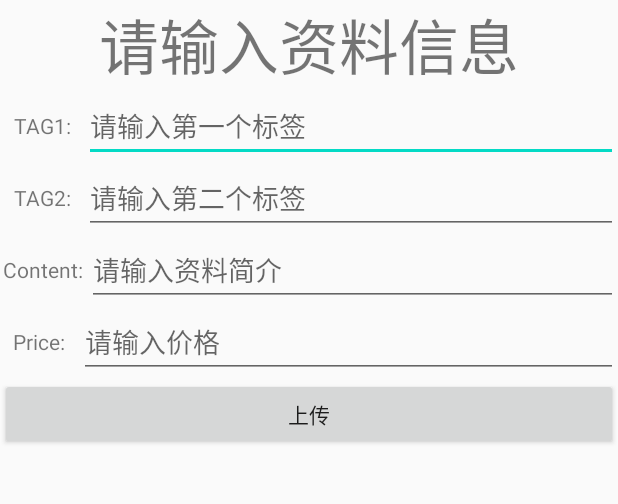
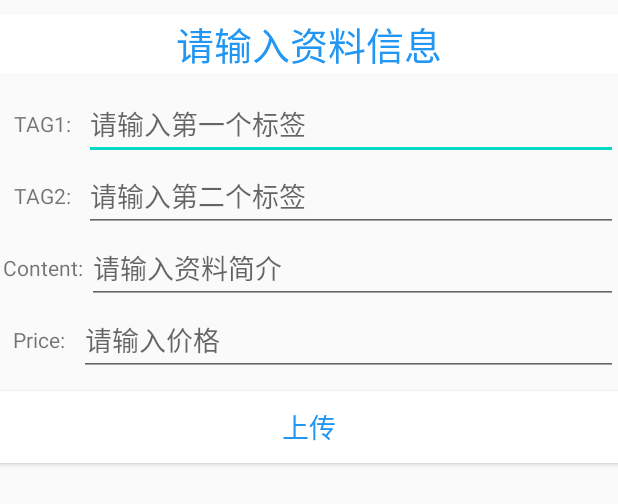
Before and after one commit to linxueni/studyfield, an Android app: the layout activity_use_data_1.xml on its own in the app's theme, with its tools: preview values and no code run, on a phone screen of 412 x 824 dp. Shown: the top 504 px of the screen. Run offline under Robolectric (Android 15) with nearby library versions, the phone set to English and light mode, and no system bars.

Commit message:
新加入string

```diff
--- a/app/src/main/res/layout/activity_app_detail.xml
+++ b/app/src/main/res/layout/activity_app_detail.xml
@@ -38,7 +38,7 @@
         android:layout_height="wrap_content"
         android:gravity="center"
         android:orientation="vertical"
-        android:text="点击下载"
+        android:text="@string/downl"
         android:textColor="#03A9F4"
         android:textSize="13sp"
         app:layout_constraintBottom_toBottomOf="parent"
@@ -63,7 +63,7 @@
             android:layout_height="wrap_content"
             android:layout_weight="1"
             android:textSize="20sp"
-            android:text="本资料由学领域官方搜集、提供，请勿用作商业用途" />
+            android:text="@string/nobusiness" />
 
         <ImageView
             android:id="@+id/imageView2"
--- a/app/src/main/res/layout/activity_data.xml
+++ b/app/src/main/res/layout/activity_data.xml
@@ -15,14 +15,14 @@
             android:layout_width="match_parent"
             app:layout_marginLeftPercent="0%"
             android:iconifiedByDefault="false"
-            android:queryHint="请输入关键字"
+            android:queryHint="@string/inputkey"
             />
 
         <TextView
             android:id="@+id/app"
             android:clickable="true"
             android:onClick="onApp"
-            android:text="官方资料库"
+            android:text="@string/app"
             android:textColor="#2196F3"
             android:textSize="15sp"
             app:layout_heightPercent="10%"
@@ -33,7 +33,7 @@
         <TextView
             android:id="@+id/user"
             android:clickable="true"
-            android:text="用户上传资料"
+            android:text="@string/user"
             android:textColor="#202122"
             android:textSize="15sp"
             app:layout_heightPercent="10%"
--- a/app/src/main/res/layout/activity_use_data_1.xml
+++ b/app/src/main/res/layout/activity_use_data_1.xml
@@ -5,13 +5,19 @@
     android:layout_width="match_parent"
     android:layout_height="match_parent"
     tools:context=".Use_data_1"
-    android:orientation="vertical"><TextView
+    android:orientation="vertical">
+
+    <TextView
         android:id="@+id/textView1"
         android:layout_width="match_parent"
         android:layout_height="wrap_content"
-        android:text="请输入资料信息"
+        android:background="#FFFFFF"
         android:gravity="center"
-        android:textSize="40sp"/>
+        android:text="@string/inputdata"
+        android:textColor="#2196F3"
+        android:layout_marginTop="10dp"
+        android:layout_marginBottom="10dp"
+        android:textSize="25sp" />
     <LinearLayout
         android:layout_width="match_parent"
         android:layout_height="wrap_content"
@@ -23,7 +29,7 @@
             android:layout_height="match_parent"
             android:layout_weight="1"
             android:gravity="center"
-            android:text="TAG1:" />
+            android:text="@string/tag1" />
 
         <EditText
             android:id="@+id/editText5"
@@ -31,7 +37,7 @@
             android:layout_height="wrap_content"
             android:layout_weight="8"
             android:ems="10"
-android:hint="请输入第一个标签"/>
+android:hint="@string/inputtag1"/>
     </LinearLayout>
 
     <LinearLayout
@@ -46,7 +52,7 @@ android:hint="请输入第一个标签"/>
             android:layout_height="match_parent"
             android:layout_weight="1"
             android:gravity="center"
-            android:text="TAG2:"/>
+            android:text="@string/tag2"/>
 
         <EditText
             android:id="@+id/editText2"
@@ -54,7 +60,7 @@ android:hint="请输入第一个标签"/>
             android:layout_height="wrap_content"
             android:layout_weight="8"
             android:ems="10"
-            android:hint="请输入第二个标签" />
+            android:hint="@string/inputtag2" />
     </LinearLayout>
 
     <LinearLayout
@@ -69,7 +75,7 @@ android:hint="请输入第一个标签"/>
             android:layout_height="match_parent"
             android:layout_weight="0.3"
             android:gravity="center"
-            android:text="Content:" />
+            android:text="@string/content" />
 
         <EditText
             android:id="@+id/editText"
@@ -77,7 +83,7 @@ android:hint="请输入第一个标签"/>
             android:layout_height="wrap_content"
             android:layout_weight="8"
             android:ems="10"
-            android:hint="请输入资料简介" />
+            android:hint="@string/inputcontent" />
     </LinearLayout>
 
     <LinearLayout
@@ -92,7 +98,7 @@ android:hint="请输入第一个标签"/>
             android:layout_height="match_parent"
             android:layout_weight="1"
             android:gravity="center"
-            android:text="Price:" />
+            android:text="@string/price" />
 
         <EditText
             android:id="@+id/editText4"
@@ -100,13 +106,17 @@ android:hint="请输入第一个标签"/>
             android:layout_height="wrap_content"
             android:layout_weight="8"
             android:ems="10"
-            android:hint="请输入价格" />
+            android:hint="@string/inputprice" />
     </LinearLayout>
 
     <Button
         android:id="@+id/button2"
         android:layout_width="match_parent"
         android:layout_height="wrap_content"
+        android:background="#FFFF                                "
         android:onClick="onClick"
-        android:text="上传" />
+        android:layout_marginTop="10dp"
+        android:textSize="18sp"
+        android:text="上传"
+        android:textColor="#2196F3" />
 </LinearLayout>
--- a/app/src/main/res/layout/list_collect.xml
+++ b/app/src/main/res/layout/list_collect.xml
@@ -48,7 +48,7 @@
         android:clickable="true"
         android:focusable="false"
         android:onClick="onApp"
-        android:text="删除"
+        android:text="@string/de"
         android:textSize="12sp"
         app:layout_heightPercent="6%"
         app:layout_marginBottomPercent="1%"
--- a/app/src/main/res/layout/list_item.xml
+++ b/app/src/main/res/layout/list_item.xml
@@ -45,7 +45,7 @@
         android:layout_width="wrap_content"
         android:layout_height="wrap_content"
         android:background="#FFFFFF"
-        android:text="收藏"
+        android:text="@string/collect"
         android:textSize="12sp"
         app:layout_heightPercent="6%"
         app:layout_marginBottomPercent="1%"
@@ -62,7 +62,7 @@
         android:layout_height="wrap_content"
         android:background="#FFFFFF"
         android:focusable="false"
-        android:text="购买"
+        android:text="@string/buy"
         android:textColor="#BF1616"
         android:textSize="12sp"
         android:clickable="true"
@@ -71,5 +71,4 @@
         app:layout_marginLeftPercent="80%"
         app:layout_marginTopPercent="11%"
      />
-
     </androidx.percentlayout.widget.PercentRelativeLayout>
--- a/app/src/main/res/layout/list_item1.xml
+++ b/app/src/main/res/layout/list_item1.xml
@@ -49,7 +49,7 @@
         android:focusable="false"
         android:onClick="onApp"
 
-        android:text="收藏"
+        android:text="@string/collect"
         android:textSize="12sp"
         app:layout_heightPercent="6%"
         app:layout_marginBottomPercent="1%"
@@ -63,7 +63,7 @@
         android:layout_width="wrap_content"
         android:layout_height="wrap_content"
         android:background="#FFFFFF"
-        android:text="找相似"
+        android:text="@string/similar"
         android:textSize="12sp"
         app:layout_heightPercent="6%"
         app:layout_marginBottomPercent="1%"
--- a/app/src/main/res/layout/user.xml
+++ b/app/src/main/res/layout/user.xml
@@ -22,7 +22,7 @@
             android:layout_width="match_parent"
             app:layout_marginLeftPercent="0%"
             android:iconifiedByDefault="false"
-            android:queryHint="请输入关键字"
+            android:queryHint="@string/inputkey"
             />
 
         <!--        <com.google.android.material.tabs.TabLayout-->
@@ -36,7 +36,7 @@
             android:id="@+id/app"
             android:clickable="true"
             android:onClick="onApp"
-            android:text="官方资料库"
+            android:text="@string/app"
             android:textColor="#202122"
             android:textSize="15sp"
             app:layout_heightPercent="10%"
--- a/app/src/main/res/values/strings.xml
+++ b/app/src/main/res/values/strings.xml
@@ -12,4 +12,26 @@
     <string name="title_activity_use1">Use1</string>
     <string name="title_activity_app1">App1</string>
     <string name="title_activity_hold">Hold</string>
+    <string name="inputdata">请输入资料信息</string>
+    <string name="tag1">TAG1:</string>
+    <string name="inputtag1">请输入第一个标签</string>
+    <string name="tag2">TAG2:</string>
+    <string name="inputtag2">请输入第二个标签</string>
+    <string name="content">Content:</string>
+    <string name="inputcontent">请输入资料简介</string>
+    <string name="price">Price:</string>
+    <string name="inputprice">请输入价格</string>
+    <string name="returnapp">返回官方资料库</string>
+    <string name="returnuser">返回用户上传资料页面</string>
+    <string name="mycollect">我的收藏</string>
+    <string name="collect">收藏</string>
+    <string name="inputkey">请输入关键字</string>
+    <string name="app">官方资料库</string>
+    <string name="user">用户上传资料</string>
+    <string name="downl">下载</string>
+    <string name="nobusiness">本资料由学领域官方搜集、提供，请勿用作商业用途</string>
+    <string name="shiming">实名认证已通过</string>
+    <string name="de">删除</string>
+    <string name="similar">找相似</string>
+    <string name="buy">购买</string>
 </resources>
--- a/app/src/main/res/values/styles.xml
+++ b/app/src/main/res/values/styles.xml
@@ -1,7 +1,7 @@
 <resources>
 
     <!-- Base application theme. -->
-    <style name="AppTheme" parent="Theme.AppCompat.Light.DarkActionBar">
+    <style name="AppTheme" parent="Theme.AppCompat.Light.NoActionBar">
         <!-- Customize your theme here. -->
         <item name="colorPrimary">@color/colorPrimary</item>
         <item name="colorPrimaryDark">@color/colorPrimaryDark</item>
```
Also changed, not shown: app/src/main/res/layout/content_hold.xml (+7 -8 lines).
